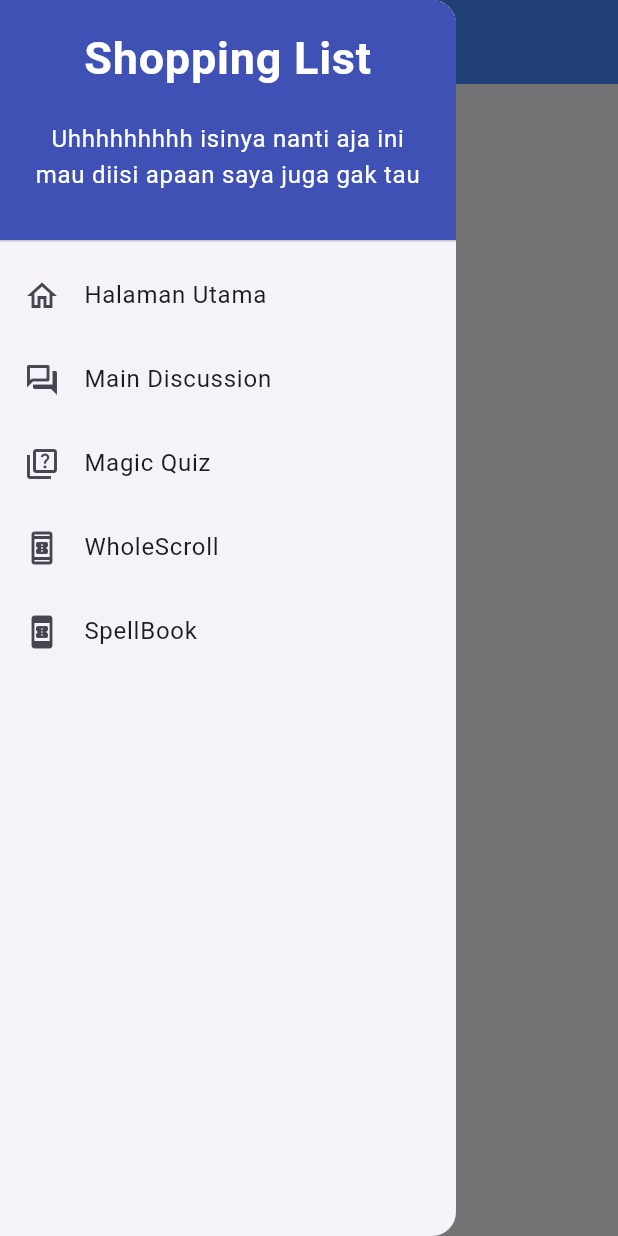
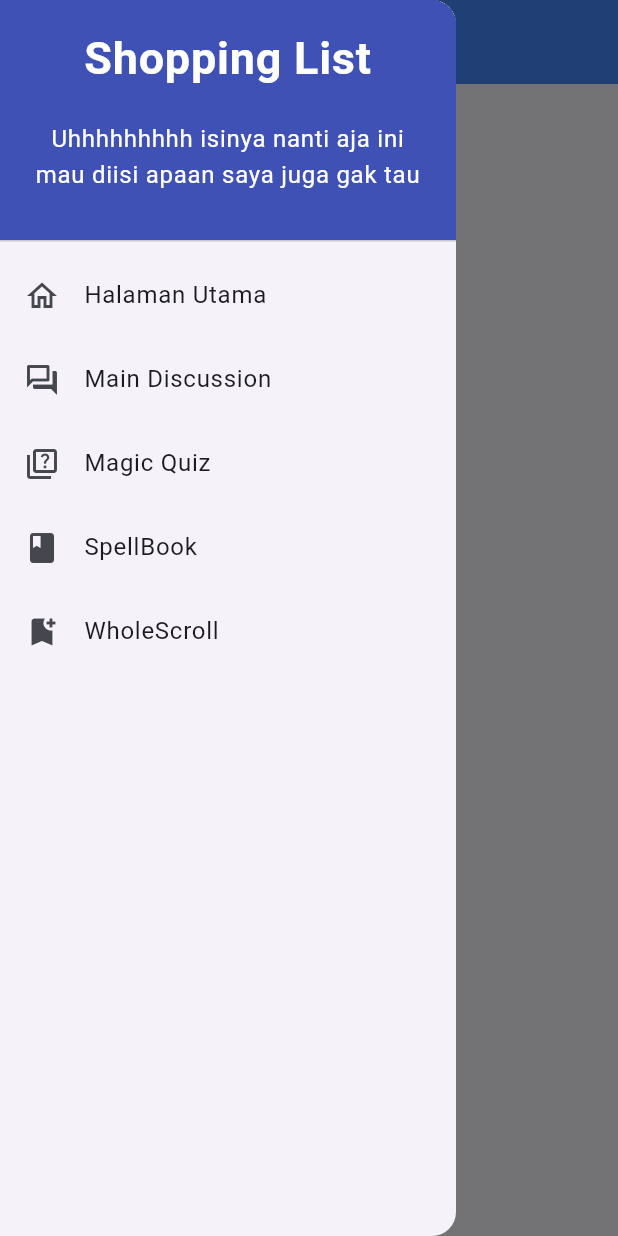
Before and after one commit to PBP-C2/RavenReads_mobile, a Flutter app: the ProductListPage screen opened directly, with the side drawer open, on a phone screen of 412 x 824 dp. Run offline on Flutter 3.47's test engine with Material 2 defaults, Android fonts, the phone set to English and light mode, and no system bars; missing offline and left inert: pbp_django_auth; accounts and stored records are empty; network calls fail.

Commit message:
Mengerjakan TK

```diff
--- a/lib/widgets/left_drawer.dart
+++ b/lib/widgets/left_drawer.dart
@@ -76,7 +76,19 @@ class LeftDrawer extends StatelessWidget {
             },
           ),
           ListTile(
-            leading: const Icon(Icons.book_online_outlined),
+            leading: const Icon(Icons.book),
+            title: const Text('SpellBook'),
+            // Bagian redirection ke MyHomePage
+            onTap: () {
+              Navigator.pushReplacement(
+                  context,
+                  MaterialPageRoute(
+                    builder: (context) => ShopFormPage(),
+                  ));
+            },
+          ),
+          ListTile(
+            leading: const Icon(Icons.bookmark_add),
             title: const Text('WholeScroll'),
             // Bagian redirection ke MyHomePage
             onTap: () {
@@ -87,18 +99,6 @@ class LeftDrawer extends StatelessWidget {
                   ));
             },
           ),
-          ListTile(
-            leading: const Icon(Icons.book_online_rounded),
-            title: const Text('SpellBook'),
-            // Bagian redirection ke MyHomePage
-            onTap: () {
-              Navigator.pushReplacement(
-                  context,
-                  MaterialPageRoute(
-                    builder: (context) => ShopFormPage(),
-                  ));
-            },
-          ),
         ],
       ),
     );
```
